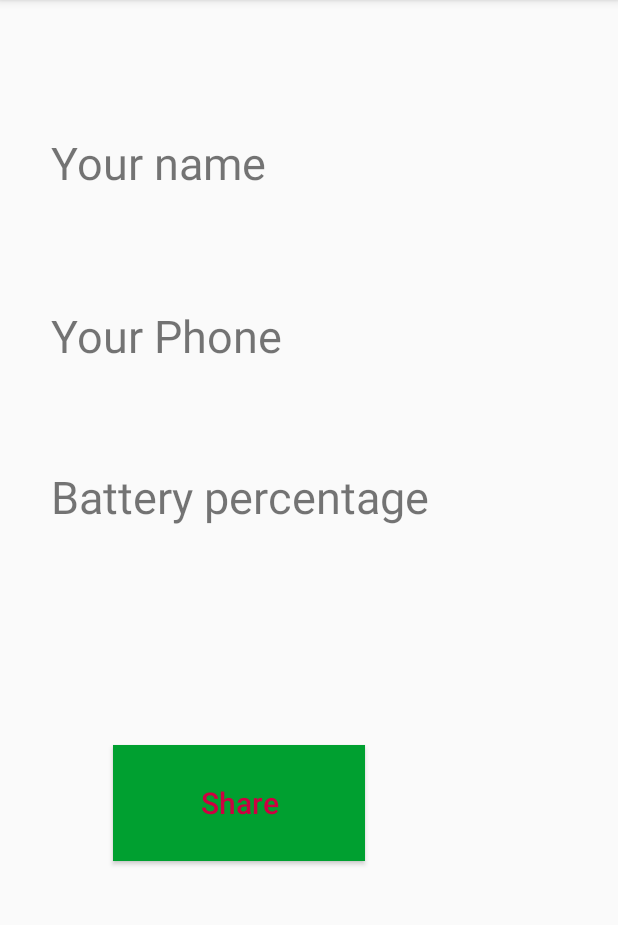
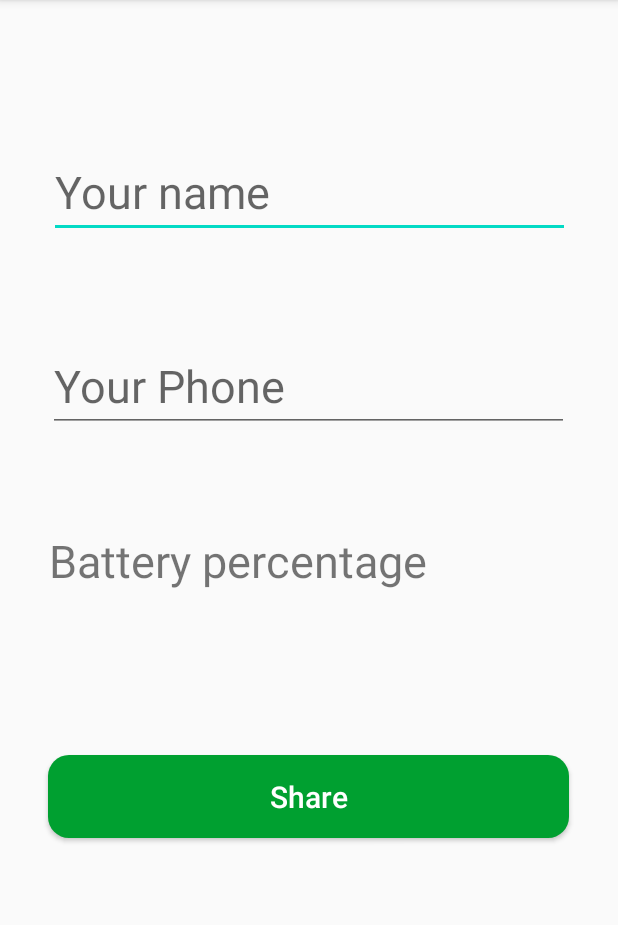
Before and after one commit to Ronny011/mobile_app, an Android app: the screen it shows after launch (MainActivity), on a phone screen of 412 x 824 dp, the part 84-1009 px from its top. Run offline under Robolectric (Android 15) with nearby library versions, the phone set to English and light mode, and no system bars.

Commit message:
layout update
finalized layout of main activity

```diff
--- a/app/src/main/java/com/example/battery/MainActivity.java
+++ b/app/src/main/java/com/example/battery/MainActivity.java
@@ -15,6 +15,7 @@ public class MainActivity extends AppCompatActivity implements View.OnClickListe
     Button share;
     TextView battMessage;
     BroadcastReceiver battBroadcast;
+    int pct;
 
     @Override
     protected void onCreate(Bundle savedInstanceState) {
@@ -22,11 +23,11 @@ public class MainActivity extends AppCompatActivity implements View.OnClickListe
         setContentView(R.layout.activity_main);
         share = findViewById(R.id.button);//button element
         share.setOnClickListener(this);
-        battMessage = findViewById(R.id.textView2);
+        battMessage = findViewById(R.id.battBox);
         battBroadcast = new BroadcastReceiver() {
             @Override
             public void onReceive(Context context, Intent intent) {
-                int pct = intent.getIntExtra("level",0);
+                pct = intent.getIntExtra("level",0);
                 battMessage.setText("Battery percentage " + String.valueOf(pct) + "%");
             }
         };
@@ -46,7 +47,9 @@ public class MainActivity extends AppCompatActivity implements View.OnClickListe
 
     @Override
     public void onClick(View v) {
-        Intent intent = new Intent(this, ShareActivity.class);
-        startActivity(intent);//goes to second activity on click
+        String ppp = String.valueOf(pct);
+        Intent intent2 = new Intent(this, ShareActivity.class);
+        intent2.putExtra("percentage", ppp);
+        startActivity(intent2);//goes to second activity on click
     }
 }
--- a/app/src/main/res/drawable/sharebutton.xml
+++ b/app/src/main/res/drawable/sharebutton.xml
@@ -2,6 +2,9 @@
 <shape xmlns:android="http://schemas.android.com/apk/res/android"
     android:shape="rectangle" >
     <solid
-        android:color="#00A030"
+        android:color="@color/colorButton"
+        />
+    <corners
+        android:radius="14dp"
         />
 </shape>
--- a/app/src/main/res/layout/activity_main.xml
+++ b/app/src/main/res/layout/activity_main.xml
@@ -7,79 +7,86 @@
     android:layout_height="match_parent"
     tools:context=".MainActivity">
 
-    <TextView
-        android:id="@+id/textView3"
-        android:layout_width="162dp"
-        android:layout_height="57dp"
-        android:layout_marginStart="34dp"
-        android:layout_marginLeft="34dp"
+    <EditText
+        android:id="@+id/nameBox"
+        android:layout_width="347dp"
+        android:layout_height="55dp"
+        android:layout_marginStart="32dp"
+        android:layout_marginLeft="32dp"
         android:layout_marginTop="84dp"
-        android:layout_marginEnd="216dp"
-        android:layout_marginRight="216dp"
+        android:layout_marginEnd="32dp"
+        android:layout_marginRight="32dp"
         android:layout_marginBottom="27dp"
-        android:text="@string/your_name"
+        android:autofillHints=""
+        android:hint="@string/your_name"
+        android:inputType="text"
         android:textSize="30sp"
-        app:layout_constraintBottom_toTopOf="@+id/textView4"
+        app:layout_constraintBottom_toTopOf="@+id/phoneBox"
         app:layout_constraintEnd_toEndOf="parent"
-        app:layout_constraintHorizontal_bias="0.0"
         app:layout_constraintStart_toStartOf="parent"
         app:layout_constraintTop_toTopOf="parent"
         app:layout_constraintVertical_bias="0.53"
         tools:ignore="MissingConstraints" />
 
-    <TextView
-        android:id="@+id/textView4"
-        android:layout_width="162dp"
-        android:layout_height="57dp"
-        android:layout_marginStart="34dp"
-        android:layout_marginLeft="34dp"
+    <EditText
+        android:id="@+id/phoneBox"
+        android:layout_width="347dp"
+        android:layout_height="55dp"
+        android:layout_marginStart="32dp"
+        android:layout_marginLeft="32dp"
         android:layout_marginTop="27dp"
-        android:layout_marginEnd="204dp"
-        android:layout_marginRight="204dp"
+        android:layout_marginEnd="32dp"
+        android:layout_marginRight="32dp"
         android:layout_marginBottom="26dp"
-        android:text="@string/your_phone"
+        android:hint="@string/your_phone"
+        android:inputType="phone"
         android:textSize="30sp"
-        app:layout_constraintBottom_toTopOf="@+id/textView2"
+        app:layout_constraintBottom_toTopOf="@+id/battBox"
         app:layout_constraintEnd_toEndOf="parent"
         app:layout_constraintHorizontal_bias="0.0"
         app:layout_constraintStart_toStartOf="parent"
-        app:layout_constraintTop_toBottomOf="@+id/textView3"
-        tools:ignore="MissingConstraints" />
+        app:layout_constraintTop_toBottomOf="@+id/nameBox"
+        tools:ignore="MissingConstraints"
+        android:autofillHints="" />
 
     <TextView
-        android:id="@+id/textView2"
-        android:layout_width="350dp"
-        android:layout_height="51dp"
-        android:layout_marginStart="34dp"
-        android:layout_marginLeft="34dp"
+        android:id="@+id/battBox"
+        android:layout_width="347dp"
+        android:layout_height="55dp"
+        android:layout_marginStart="32dp"
+        android:layout_marginLeft="32dp"
         android:layout_marginTop="20dp"
+        android:layout_marginEnd="32dp"
+        android:layout_marginRight="32dp"
         android:layout_marginBottom="45dp"
         android:text="@string/batt_per"
         android:textSize="30sp"
         app:layout_constraintBottom_toTopOf="@+id/button"
+        app:layout_constraintEnd_toEndOf="parent"
         app:layout_constraintStart_toStartOf="parent"
-        app:layout_constraintTop_toBottomOf="@+id/textView4"
+        app:layout_constraintTop_toBottomOf="@+id/phoneBox"
         tools:ignore="MissingConstraints" />
 
     <Button
         android:id="@+id/button"
-        android:layout_width="168dp"
-        android:layout_height="77dp"
-        android:layout_marginStart="75dp"
-        android:layout_marginLeft="75dp"
-        android:layout_marginTop="86dp"
-        android:layout_marginEnd="168dp"
-        android:layout_marginRight="168dp"
+        android:layout_width="347dp"
+        android:layout_height="55dp"
+        android:layout_marginStart="32dp"
+        android:layout_marginLeft="32dp"
+        android:layout_marginTop="30dp"
+        android:layout_marginEnd="32dp"
+        android:layout_marginRight="32dp"
         android:layout_marginBottom="190dp"
+        android:background="@drawable/sharebutton"
+        android:radius="14dp"
         android:text="@string/button"
         android:textAllCaps="false"
         android:textColor="@color/colorShare"
         android:textSize="20sp"
-        android:background="@drawable/sharebutton"
         app:layout_constraintBottom_toBottomOf="parent"
         app:layout_constraintEnd_toEndOf="parent"
         app:layout_constraintHorizontal_bias="0.0"
         app:layout_constraintStart_toStartOf="parent"
-        app:layout_constraintTop_toBottomOf="@+id/textView2" />
+        app:layout_constraintTop_toBottomOf="@+id/battBox" />
 
 </androidx.constraintlayout.widget.ConstraintLayout>
--- a/app/src/main/res/values/colors.xml
+++ b/app/src/main/res/values/colors.xml
@@ -4,5 +4,7 @@
     <color name="colorPrimaryDark">#000000</color>
     <color name="colorAccent">#03DAC5</color>
     <color name="colorButton">#00A030</color>
-    <color name="colorShare">#CD0041</color>
+    <color name="colorShare">#FFFFFF</color>
+    <color name="edit">#E4E4E4</color>
+    <color name="border">#A3A3A3</color>
 </resources>
```
Also changed, not shown: app/src/main/java/com/example/battery/ShareActivity.java (+13 -5 lines), app/src/main/res/drawable/editbox.xml (added, +8 -0 lines), app/src/main/res/layout/activity_share.xml (+26 -8 lines), app/src/main/res/icons/battery.png (deleted).
